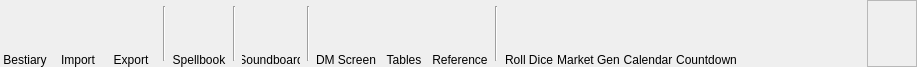
Old version of the form DMHelper/src/ribbontabtools.ui in the repository MMetze/DMHelper.
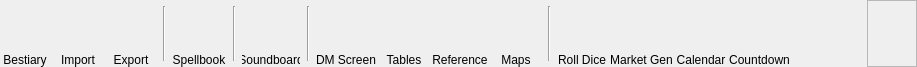
New version of the form. Icons and pictures are not drawn. Custom widgets are drawn as their Qt base class.

What changed in the file:
```diff
--- a/DMHelper/src/ribbontabtools.ui
+++ b/DMHelper/src/ribbontabtools.ui
@@ -544,6 +544,61 @@
      </item>
     </layout>
    </item>
+   <item>
+    <layout class="QVBoxLayout" name="verticalLayout_15">
+     <property name="spacing">
+      <number>0</number>
+     </property>
+     <item>
+      <widget class="QPushButton" name="btnMaps">
+       <property name="minimumSize">
+        <size>
+         <width>50</width>
+         <height>50</height>
+        </size>
+       </property>
+       <property name="maximumSize">
+        <size>
+         <width>50</width>
+         <height>50</height>
+        </size>
+       </property>
+       <property name="toolTip">
+        <string>Open the quick reference list (Ctrl+R)</string>
+       </property>
+       <property name="text">
+        <string/>
+       </property>
+       <property name="icon">
+        <iconset resource="resources.qrc">
+         <normaloff>:/img/data/icon_map.png</normaloff>:/img/data/icon_map.png</iconset>
+       </property>
+       <property name="iconSize">
+        <size>
+         <width>40</width>
+         <height>40</height>
+        </size>
+       </property>
+       <property name="checkable">
+        <bool>false</bool>
+       </property>
+       <property name="flat">
+        <bool>true</bool>
+       </property>
+      </widget>
+     </item>
+     <item>
+      <widget class="QLabel" name="lblMaps">
+       <property name="text">
+        <string>Maps</string>
+       </property>
+       <property name="alignment">
+        <set>Qt::AlignBottom|Qt::AlignHCenter</set>
+       </property>
+      </widget>
+     </item>
+    </layout>
+   </item>
    <item>
     <widget class="Line" name="line_2">
      <property name="minimumSize">
```
